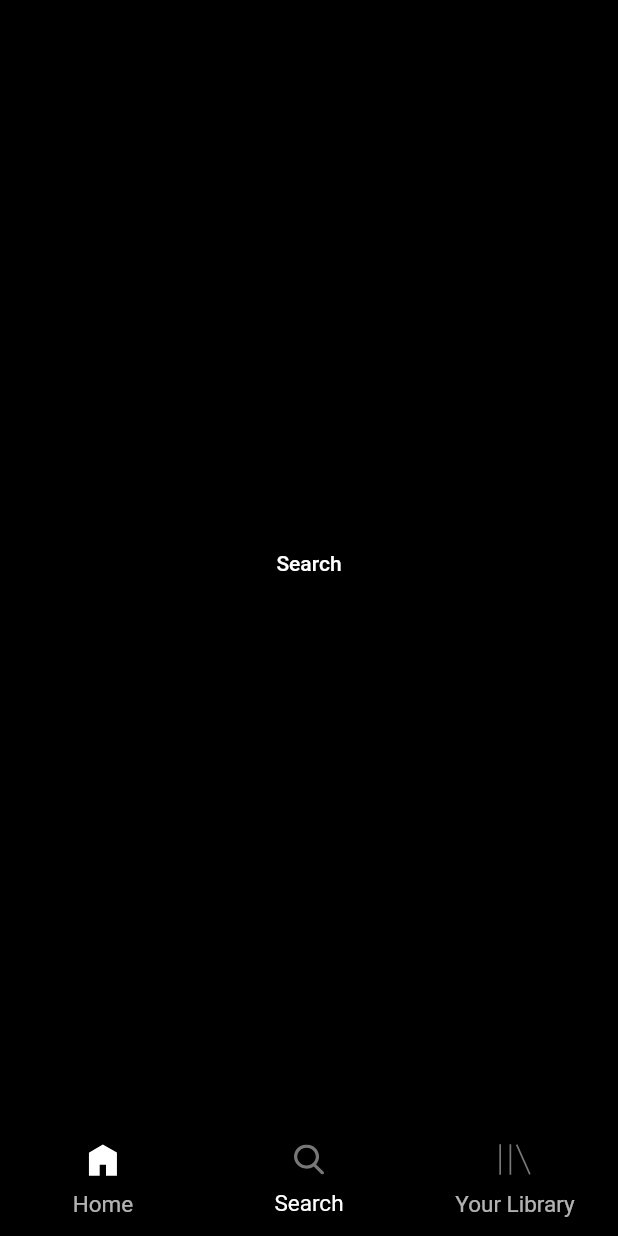
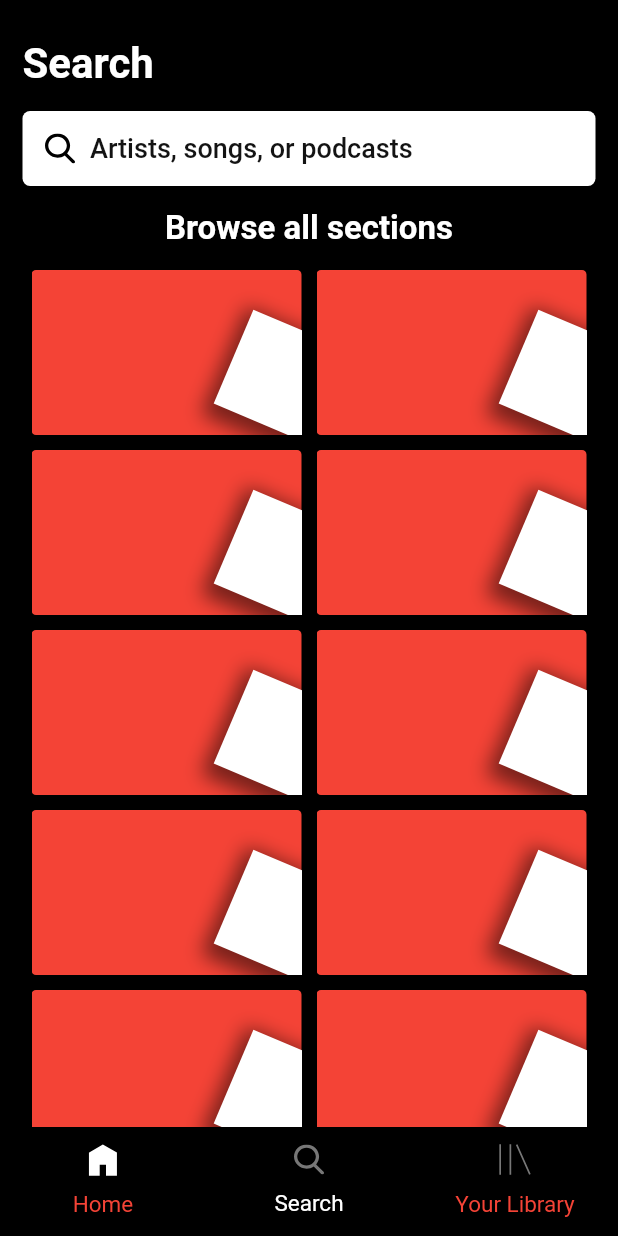
Before and after one commit to Maltinhoo/music-app-clean-architecture, a Flutter app: the screen it shows after launch, item 2 of the bottom bar chosen, on a phone screen of 412 x 824 dp. Run offline on Flutter 3.47's test engine with Material 2 defaults, Android fonts, the phone set to English and light mode, and no system bars; drawn by our look-alikes of auto_size_text; our stand-ins replace dartz, flutter_svg, get_it.

Commit message:
search page

```diff
--- a/lib/modules/main/main_page.dart
+++ b/lib/modules/main/main_page.dart
@@ -3,6 +3,7 @@ import 'package:music_app/modules/home/home_page.dart';
 import 'package:music_app/shared/widgets/vectors.dart';
 
 import '../../shared/widgets/custom_text.dart';
+import '../search/search_page.dart';
 
 class MainPage extends StatelessWidget {
   const MainPage({super.key});
@@ -17,9 +18,10 @@ class MainPage extends StatelessWidget {
               children: const [
                 Expanded(
                   child: TabBarView(
+                    physics: NeverScrollableScrollPhysics(),
                     children: [
                       HomePage(),
-                      Center(child: MyText('Search')),
+                      SearchPage(),
                       Center(child: MyText('Library')),
                     ],
                   ),
@@ -27,6 +29,7 @@ class MainPage extends StatelessWidget {
                 TabBar(
                   indicatorWeight: 1,
                   indicatorColor: Colors.transparent,
+                  unselectedLabelColor: Colors.red,
                   labelStyle:
                       TextStyle(fontWeight: FontWeight.w400, fontSize: 15),
                   tabs: [
--- /dev/null
+++ b/lib/modules/search/search_page.dart
@@ -0,0 +1,43 @@
+import 'package:flutter/material.dart';
+import 'package:music_app/modules/search/widgets/search_by_section.dart';
+
+import '../../shared/widgets/custom_text.dart';
+
+class SearchPage extends StatefulWidget {
+  const SearchPage({super.key});
+
+  @override
+  State<SearchPage> createState() => _SearchPageState();
+}
+
+class _SearchPageState extends State<SearchPage> {
+  bool _isSearching = false;
+
+  @override
+  Widget build(BuildContext context) {
+    Widget child = Container();
+    if (_isSearching) {
+      child = WillPopScope(
+        onWillPop: () async {
+          setState(() {
+            _isSearching = !_isSearching;
+          });
+          return false;
+        },
+        child: const Center(
+          child: MyText('pesquiando'),
+        ),
+      );
+    }
+    if (!_isSearching) {
+      child = SearchBySection(
+        onTap: () {
+          setState(() {
+            _isSearching = !_isSearching;
+          });
+        },
+      );
+    }
+    return child;
+  }
+}
--- /dev/null
+++ b/lib/modules/search/widgets/collection_card.dart
@@ -0,0 +1,43 @@
+import 'package:flutter/material.dart';
+
+import '../../../shared/utils/custom_colors.dart';
+
+class CollectionCard extends StatelessWidget {
+  const CollectionCard({
+    Key? key,
+  }) : super(key: key);
+
+  @override
+  Widget build(BuildContext context) {
+    return Stack(
+      children: [
+        Container(
+          width: 180,
+          height: 110,
+          decoration: const BoxDecoration(
+              color: Colors.red,
+              borderRadius: BorderRadius.all(Radius.circular(3))),
+        ),
+        Positioned(
+          bottom: 5,
+          right: -20,
+          child: Transform.rotate(
+            angle: .4,
+            child: Container(
+              width: 68,
+              height: 68,
+              decoration: BoxDecoration(color: CustomColors.white, boxShadow: [
+                BoxShadow(
+                  color: Colors.black.withOpacity(.5),
+                  blurRadius: 10,
+                  spreadRadius: 5,
+                  offset: const Offset(0, 5),
+                )
+              ]),
+            ),
+          ),
+        ),
+      ],
+    );
+  }
+}
--- /dev/null
+++ b/lib/modules/search/widgets/search_bar_button.dart
@@ -0,0 +1,44 @@
+import 'package:flutter/material.dart';
+
+import '../../../shared/utils/custom_colors.dart';
+import '../../../shared/widgets/bounce_widget.dart';
+import '../../../shared/widgets/custom_text.dart';
+import '../../../shared/widgets/vectors.dart';
+
+class SearchBarButton extends StatelessWidget {
+  final VoidCallback onTap;
+  const SearchBarButton({
+    Key? key,
+    required this.onTap,
+  }) : super(key: key);
+
+  @override
+  Widget build(BuildContext context) {
+    return Bouncing(
+      onTap: onTap,
+      child: Container(
+          height: 50,
+          padding: const EdgeInsets.symmetric(horizontal: 15),
+          margin: const EdgeInsets.only(left: 15, right: 15, bottom: 10),
+          decoration: const BoxDecoration(
+            color: CustomColors.white,
+            borderRadius: BorderRadius.all(Radius.circular(5)),
+          ),
+          child: Row(
+            children: const [
+              Vector(
+                Vectors.search,
+                color: Colors.black,
+              ),
+              SizedBox(width: 10),
+              Expanded(
+                child: MyText('Artists, songs, or podcasts',
+                    fontWeight: FontWeight.w500,
+                    size: 18,
+                    color: Color(0xff131313)),
+              ),
+            ],
+          )),
+    );
+  }
+}
--- /dev/null
+++ b/lib/modules/search/widgets/search_by_section.dart
@@ -0,0 +1,56 @@
+import 'package:flutter/material.dart';
+import 'package:music_app/modules/search/widgets/search_bar_button.dart';
+
+import '../../../shared/widgets/custom_text.dart';
+import 'collection_card.dart';
+
+class SearchBySection extends StatelessWidget {
+  final VoidCallback onTap;
+  const SearchBySection({super.key, required this.onTap});
+
+  @override
+  Widget build(BuildContext context) {
+    return Scaffold(
+        body: Padding(
+      padding: const EdgeInsets.only(top: kToolbarHeight - 30),
+      child: Column(
+        crossAxisAlignment: CrossAxisAlignment.start,
+        children: [
+          const MyText(
+            'Search',
+            fontWeight: FontWeight.w700,
+            size: 28,
+            margin: EdgeInsets.only(
+              left: 15,
+              bottom: 15,
+            ),
+          ),
+          SearchBarButton(onTap: onTap),
+          Expanded(
+            child: SingleChildScrollView(
+              padding: const EdgeInsets.only(bottom: 15),
+              child: Column(
+                children: [
+                  const Center(
+                    child: MyText(
+                      'Browse all sections',
+                      fontWeight: FontWeight.w700,
+                      size: 22,
+                      margin: EdgeInsets.only(bottom: 15, top: 5),
+                    ),
+                  ),
+                  Wrap(
+                    spacing: 10,
+                    runSpacing: 10,
+                    children:
+                        List.generate(15, (index) => const CollectionCard()),
+                  )
+                ],
+              ),
+            ),
+          )
+        ],
+      ),
+    ));
+  }
+}
--- /dev/null
+++ b/lib/shared/widgets/bounce_widget.dart
@@ -0,0 +1,91 @@
+import 'package:flutter/material.dart';
+
+class Bouncing extends StatefulWidget {
+  final Widget child;
+  final VoidCallback? onTap;
+  final VoidCallback? onLongPress;
+  final bool showNotImplementedIfOnTapIsNull;
+  final HitTestBehavior? behavior;
+  final bool? bounce;
+  final bool showClickable;
+  const Bouncing({
+    required this.child,
+    this.onLongPress,
+    Key? key,
+    this.onTap,
+    this.showNotImplementedIfOnTapIsNull = true,
+    this.behavior,
+    this.bounce = true,
+    this.showClickable = true,
+  }) : super(key: key);
+
+  @override
+  _BouncingState createState() => _BouncingState();
+}
+
+class _BouncingState extends State<Bouncing>
+    with SingleTickerProviderStateMixin {
+  late double _scale;
+  late AnimationController _controller;
+
+  @override
+  void initState() {
+    super.initState();
+    _controller = AnimationController(
+      vsync: this,
+      duration: const Duration(milliseconds: 100),
+      lowerBound: 0.0,
+      upperBound: 0.1,
+    );
+    _controller.addListener(() {
+      setState(() {});
+    });
+  }
+
+  @override
+  void dispose() {
+    _controller.dispose();
+    super.dispose();
+  }
+
+  @override
+  Widget build(BuildContext context) {
+    widget.bounce != null
+        ? _scale = widget.bounce! ? 1 - _controller.value : 1
+        : _scale = 1 - _controller.value;
+
+    double opacity = _controller.value;
+    return GestureDetector(
+      behavior: widget.behavior,
+      onLongPress: widget.onLongPress,
+
+      // onTapDown: (_) async {
+      //   if (widget.onTap != null) {
+      //     _controller.forward();
+      //     await Future.delayed(Duration(milliseconds: 200));
+      //     _controller.reverse();
+      //   }
+      // },
+      onTap: () async {
+        _controller.forward();
+        await Future.delayed(const Duration(milliseconds: 100));
+        widget.onTap!();
+        _controller.reverse();
+      },
+
+      child: MouseRegion(
+        cursor: widget.showClickable
+            ? SystemMouseCursors.click
+            : SystemMouseCursors.basic,
+        onEnter: (_) {
+          _controller.forward();
+        },
+        onExit: (event) => _controller.reverse(),
+        child: Transform.scale(
+          scale: _scale,
+          child: widget.child,
+        ),
+      ),
+    );
+  }
+}
```
Also changed, not shown: lib/modules/artist/external/remote/firebase/get_all_artists_firebase_datasource_imp.dart (added, +14 -0 lines), lib/modules/home/home_page.dart (+30 -95 lines), lib/shared/widgets/album_card.dart (added, +42 -0 lines), lib/shared/widgets/music_card.dart (added, +33 -0 lines), lib/shared/widgets/playlist_card.dart (added, +34 -0 lines).
